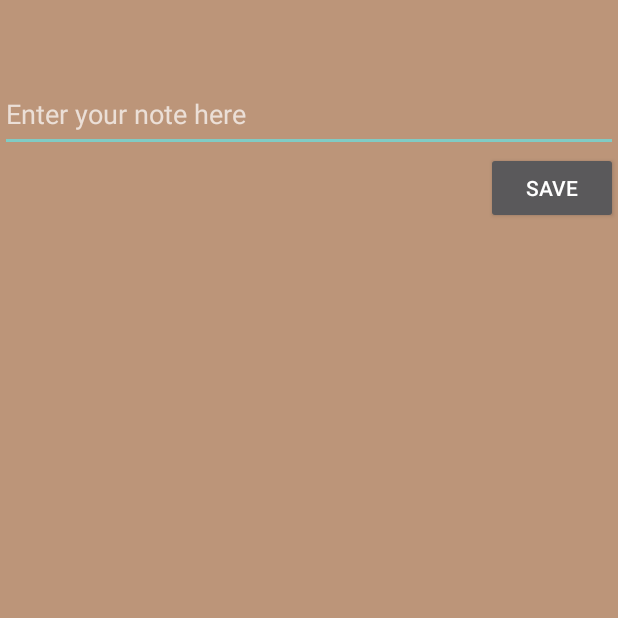
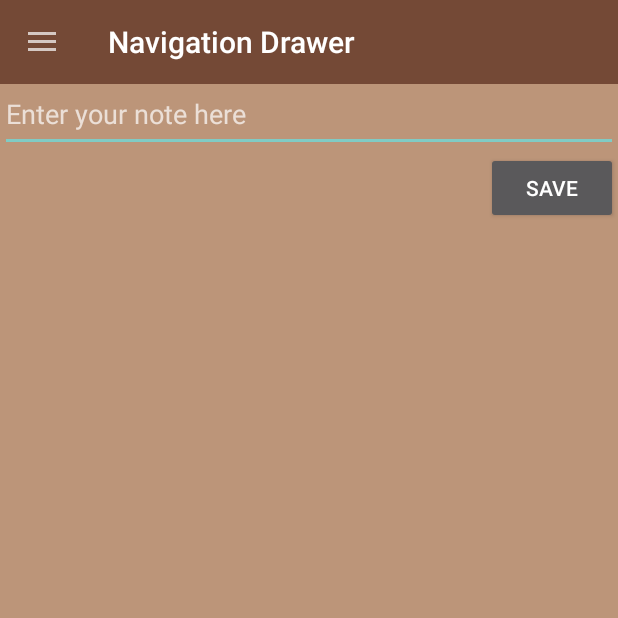
Before and after one commit to Mogaudium/Task_Manager_V1.0, an Android app: the NotesActivity screen opened directly, with no data from a screen before it, on a phone screen of 412 x 824 dp, the top half of it. Run offline under Robolectric (Android 15) with nearby library versions, the light colour scheme and no system bars.

Commit message:
IT IS DONE

```diff
--- a/app/src/main/AndroidManifest.xml
+++ b/app/src/main/AndroidManifest.xml
@@ -5,9 +5,6 @@
         android:allowBackup="true"
         android:label="@string/app_name"
         android:theme="@style/Theme.Design.NoActionBar">
-        <activity
-            android:name=".TasksActivity"
-            android:exported="false"/>
         <activity
             android:name=".NotesActivity"
             android:exported="false"/>
--- a/app/src/main/java/com/example/test_design/MainActivity.java
+++ b/app/src/main/java/com/example/test_design/MainActivity.java
@@ -21,6 +21,7 @@ import androidx.annotation.NonNull;
 import androidx.appcompat.app.ActionBarDrawerToggle;
 import androidx.appcompat.app.AppCompatActivity;
 import androidx.appcompat.widget.Toolbar;
+import androidx.core.view.GravityCompat;
 import androidx.drawerlayout.widget.DrawerLayout;
 
 import com.google.android.material.navigation.NavigationView;
@@ -245,8 +246,7 @@ public class MainActivity extends AppCompatActivity implements NavigationView.On
 	public boolean onNavigationItemSelected(@NonNull MenuItem item) {
 		switch (item.getItemId()){
 			case R.id.nav_tasks:
-				//drawerLayout.closeDrawer(GravityCompat.START);
-				startActivity(new Intent(MainActivity.this, TasksActivity.class));
+				drawerLayout.closeDrawer(GravityCompat.START);
 				break;
 			case R.id.nav_notes:
 				startActivity(new Intent(MainActivity.this, NotesActivity.class));
--- a/app/src/main/java/com/example/test_design/NotesActivity.java
+++ b/app/src/main/java/com/example/test_design/NotesActivity.java
@@ -1,7 +1,10 @@
 package com.example.test_design;
 
 import android.content.DialogInterface;
+import android.content.Intent;
 import android.os.Bundle;
+import android.view.Menu;
+import android.view.MenuItem;
 import android.view.View;
 import android.widget.AdapterView;
 import android.widget.ArrayAdapter;
@@ -9,9 +12,15 @@ import android.widget.EditText;
 import android.widget.ListView;
 import android.widget.Toast;
 
+import androidx.annotation.NonNull;
+import androidx.appcompat.app.ActionBarDrawerToggle;
 import androidx.appcompat.app.AlertDialog;
 import androidx.appcompat.app.AppCompatActivity;
+import androidx.appcompat.widget.Toolbar;
+import androidx.core.view.GravityCompat;
 import androidx.drawerlayout.widget.DrawerLayout;
+
+import com.google.android.material.navigation.NavigationView;
 
 import java.io.BufferedReader;
 import java.io.FileInputStream;
@@ -20,9 +29,12 @@ import java.io.IOException;
 import java.io.InputStreamReader;
 import java.io.OutputStreamWriter;
 
-public class NotesActivity extends AppCompatActivity {
+public class NotesActivity extends AppCompatActivity implements NavigationView.OnNavigationItemSelectedListener {
 
     DrawerLayout drawerLayout;
+    NavigationView navigationView;
+    Toolbar toolbar;
+    Menu menu;
     private ListView notesListView;
     private ArrayAdapter<String> adapter;
 
@@ -30,6 +42,21 @@ public class NotesActivity extends AppCompatActivity {
     protected void onCreate(Bundle savedInstanceState) {
         super.onCreate(savedInstanceState);
         setContentView(R.layout.activity_notes);
+
+        drawerLayout = findViewById(R.id.drawer_layout);
+        navigationView = findViewById(R.id.navigator_layout);
+        toolbar = findViewById(R.id.toolbar);
+        setSupportActionBar(toolbar);
+
+        menu = navigationView.getMenu();
+        navigationView.getHeaderView(0);
+        navigationView.bringToFront();
+
+        ActionBarDrawerToggle toggle = new ActionBarDrawerToggle(this, drawerLayout, toolbar, R.string.navigation_open, R.string.navigator_close);
+        drawerLayout.addDrawerListener(toggle);
+        toggle.syncState();
+        navigationView.setNavigationItemSelectedListener(this);
+        navigationView.setCheckedItem(R.id.nav_tasks);
 
         notesListView = findViewById(R.id.notes_list_view);
         adapter = new ArrayAdapter<>(this, android.R.layout.simple_list_item_1);
@@ -58,6 +85,20 @@ public class NotesActivity extends AppCompatActivity {
 
         loadSavedNotes();
 
+    }
+
+    @Override
+    public boolean onNavigationItemSelected(@NonNull MenuItem item) {
+        switch (item.getItemId()){
+            case R.id.nav_tasks:
+                drawerLayout.closeDrawer(GravityCompat.START);
+                startActivity(new Intent(NotesActivity.this, MainActivity.class));
+                break;
+            case R.id.nav_notes:
+                drawerLayout.closeDrawer(GravityCompat.START);
+                break;
+        }
+        return false;
     }
 
     private void loadSavedNotes() {
--- a/app/src/main/res/layout/activity_notes.xml
+++ b/app/src/main/res/layout/activity_notes.xml
@@ -5,6 +5,43 @@
     android:layout_height="match_parent"
     android:background="#BC9579"
     android:id="@+id/notes_activity">
+
+    <androidx.drawerlayout.widget.DrawerLayout
+        android:id="@+id/drawer_layout"
+        android:layout_width="match_parent"
+        android:layout_height="match_parent"
+        tools:openDrawer="end">
+
+    <com.google.android.material.navigation.NavigationView
+        android:id="@+id/navigator_layout"
+        android:layout_width="match_parent"
+        android:layout_height="match_parent"
+        android:layout_gravity="start"
+        android:background="#5A3726"
+        app:headerLayout="@layout/header_navigation"
+        app:menu="@menu/side_bar_menu">
+
+    </com.google.android.material.navigation.NavigationView>
+
+    <RelativeLayout
+        android:layout_width="match_parent"
+        android:layout_height="match_parent">
+
+        <androidx.appcompat.widget.Toolbar
+            android:id="@+id/toolbar"
+            android:layout_width="match_parent"
+            android:layout_height="?attr/actionBarSize"
+            android:background="#744936"
+            app:navigationIcon="@drawable/baseline_menu_24"
+            app:title="Navigation Drawer">
+
+        </androidx.appcompat.widget.Toolbar>
+
+    </RelativeLayout>
+
+        <RelativeLayout
+            android:layout_width="match_parent"
+            android:layout_height="match_parent">
 
             <EditText
                 android:id="@+id/note_edit_text"
@@ -28,4 +65,9 @@
                 android:layout_height="match_parent"
                 android:layout_below="@+id/save_note_button"/>
 
+
         </RelativeLayout>
+
+    </androidx.drawerlayout.widget.DrawerLayout>
+
+    </RelativeLayout>
```
Also changed, not shown: app/src/main/java/com/example/test_design/TasksActivity.java (deleted, +0 -314 lines), app/src/main/res/layout/activity_main.xml (+39 -32 lines). Lines whose indentation alone changed are shown as unchanged.
